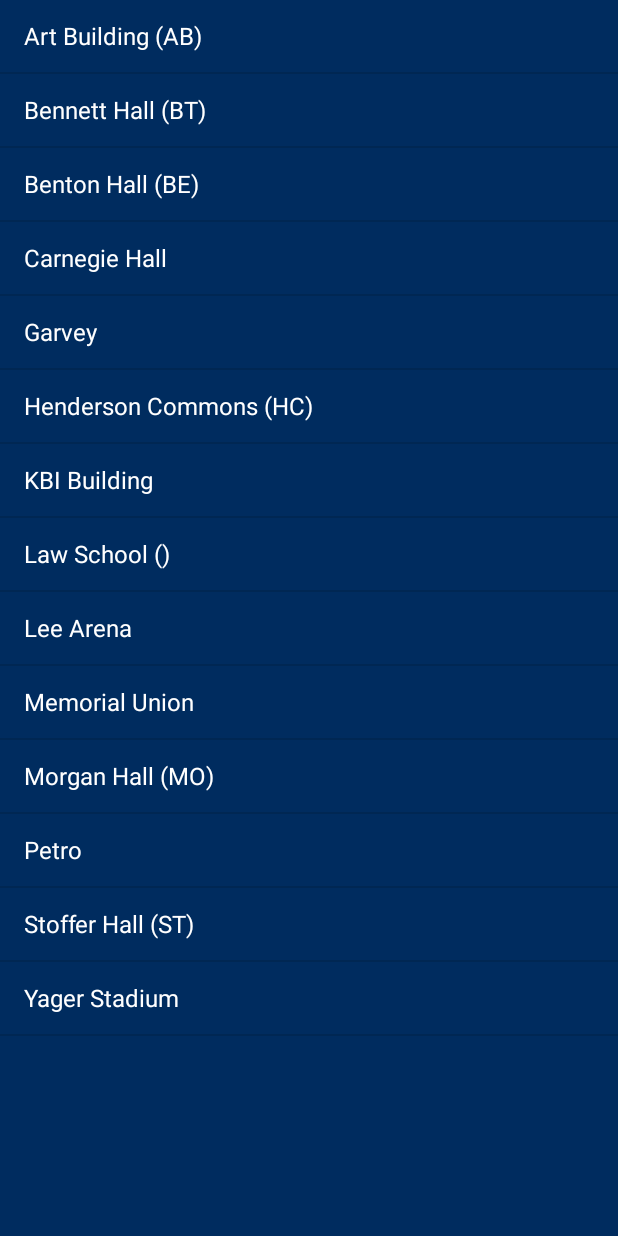
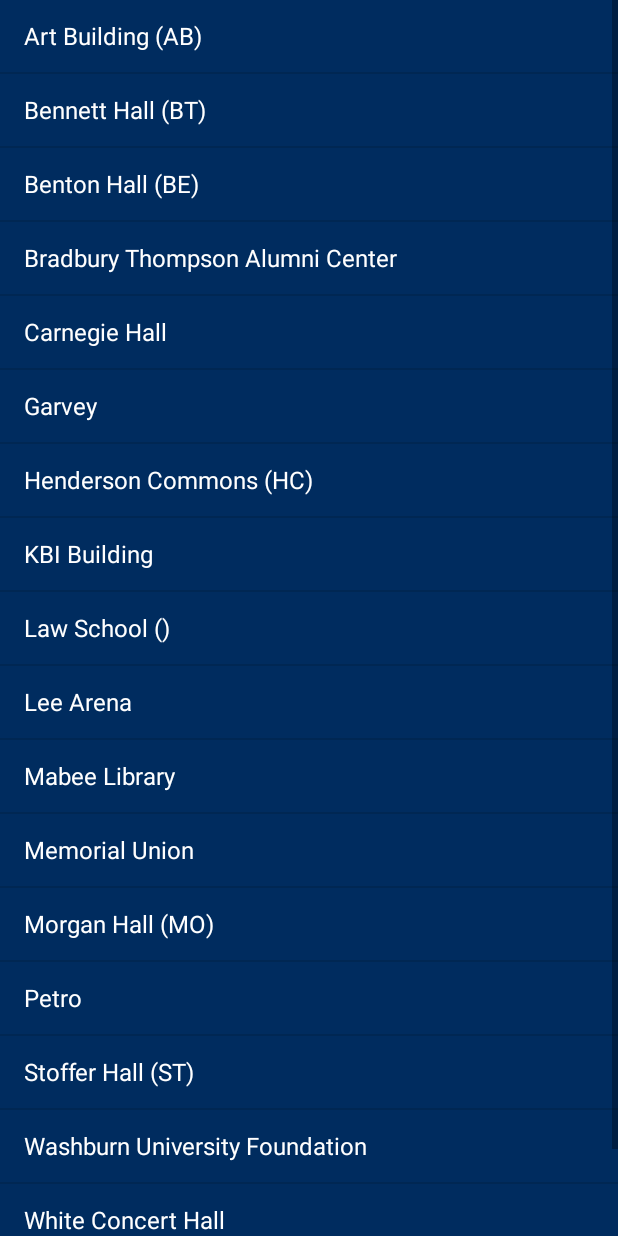
Before and after one commit to wuprog/WuMap, an Android app: the screen it shows after launch (MainActivity), after a tap on an icon or button, on a phone screen of 412 x 824 dp. Run offline under Robolectric (Android 15) with nearby library versions, the phone set to English and light mode, and no system bars.

Commit message:
Added the photo pull-in for the info frag. Need more content. Need to add removeAllFrags method for MainActivity.

```diff
--- a/app/src/main/java/com/example/zzmech/wumap/MainActivity.java
+++ b/app/src/main/java/com/example/zzmech/wumap/MainActivity.java
@@ -340,6 +340,7 @@ public class MainActivity extends Activity
                 return view;
             }
         });
+
 
         deptListView = new ListView(this);
         deptListView.setBackgroundColor(Color.parseColor("#002c5f"));
@@ -720,7 +721,7 @@ public class MainActivity extends Activity
                 }
             });
             paint1 = new Paint();
-            paint1.setColor(Color.RED);
+            paint1.setColor(Color.parseColor("#cc2255"));
             paint1.setStrokeWidth(2f);
             paint1.setStyle(Paint.Style.FILL);
             paint2 = new Paint();
--- a/app/src/main/res/values/strings.xml
+++ b/app/src/main/res/values/strings.xml
@@ -5,16 +5,20 @@
         <item>Art Building (AB)</item>
         <item>Bennett Hall (BT)</item>
         <item>Benton Hall (BE)</item>
+        <item>Bradbury Thompson Alumni Center</item>
         <item>Carnegie Hall</item>
         <item>Garvey</item>
         <item>Henderson Commons (HC)</item>
         <item>KBI Building</item>
         <item>Law School ()</item>
         <item>Lee Arena</item>
+        <item>Mabee Library</item>
         <item>Memorial Union</item>
         <item>Morgan Hall (MO)</item>
         <item>Petro</item>
         <item>Stoffer Hall (ST)</item>
+        <item>Washburn University Foundation</item>
+        <item>White Concert Hall</item>
         <item>Yager Stadium</item>
     </string-array>
     <string-array name="bldg_desc">
@@ -25,6 +29,9 @@
         <item>Benton Hall (BE) - Home to the School of Applied Studies which includes Criminal
             Justice and Social Work.
         </item>
+        <item>Bradbury Thompson Alumni Center - Located on Washburn’s campus off 17th and Jewell,
+            the Bradbury Thompson Alumni Center sits across the street from White Concert Hall and
+            Mulvane Art Museum. The facility is designed to serve the needs of alumni, the university and the Topeka community.</item>
         <item>Carnegie Hall -</item>
         <item>Garvey - Home of the Theatre and Music Departments.</item>
         <item>Henderson Commons (HC) - Home to the School of Business as well as History, Political
@@ -33,48 +40,90 @@
         <item>KBI Building - Kansas Bureau of Investigation</item>
         <item>Law Building - Home to the School of Law.</item>
         <item>Lee Arena -</item>
+        <item>Mabee Library - Mabee Library is located in the center of campus between
+            Moore Bowl/Yager Stadium and Henderson Learning Resources Center. The
+            ibrary was completed during the 1977-78 school year and named in honor of
+            J.E. and L.E. Mabee of Oklahoma. Before their deaths, Mr. and Mrs. Mabee
+            established a foundation to provide money for educational and religious
+            institutions in the Midwest region. Washburn University applied for and
+            received a grant from the Mabee Foundation to build a new library during
+            the rebuilding phase after the 1966 tornado, which destroyed numerous
+            buildings and damaged many others. - From: "A Brief History of the Washburn University Libraries" By Martha Imparato, University Archivist</item>
         <item>The Memorial Union - A great place to study or relax, and get some food.</item>
         <item>Morgan Hall (MO) - The home to Math and English as well as the president\'s office,
-            the various Dean\'s Offices, and many other administrative offices.
-        </item>
+            the various Dean\'s Offices, and many other administrative offices.</item>
         <item>Petro</item>
         <item>Stoffer Hall (ST) - Home to Biology, Chemistry, Computer Information Sciences and
-            Physics.
-        </item>
+            Physics.</item>
+        <item>Washburn University Foundation- Working collaboratively with Washburn
+            University, the Washburn University Foundation, as the designated alumni
+            relations, fundraising, and gift-stewardship organization for Washburn
+            University, is committed to leading and coordinating the efforts to expand
+            the University’s base of volunteer support and engagement and private
+            financial support.</item>
+        <item>White Concert Hall - </item>
         <item>Yager Stadium - The football and soccer fields.</item>
     </string-array>
     <string-array name="bldg_x">
         <item>.51904f</item>
         <item>.69328f</item>
         <item>.36358f</item>
+        <item>.32700f</item>
         <item>.67000f</item>
         <item>.46000f</item>
         <item>.37899f</item>
         <item>.88500f</item>
         <item>.17928f</item>
         <item>.75000f</item>
+        <item>.46400f</item>
         <item>.45270f</item>
         <item>.54290f</item>
         <item>.75500f</item>
         <item>.78308f</item>
+        <item>.04800f</item>
+        <item>.41000f</item>
         <item>.57900f</item>
     </string-array>
     <string-array name="bldg_y">
         <item>.61538f</item>
         <item>.20090f</item>
         <item>.38483f</item>
+        <item>.11600f</item>
         <item>.29000f</item>
         <item>.15000f</item>
         <item>.47031f</item>
         <item>.62000f</item>
         <item>.24490f</item>
         <item>.48000f</item>
+        <item>.45800f</item>
         <item>.28000f</item>
         <item>.18010f</item>
         <item>.40000f</item>
         <item>.16317f</item>
+        <item>.19000f</item>
+        <item>.12000f</item>
         <item>.48500f</item>
     </string-array>
+    <integer-array name="bldg_photos">
+        <item>@drawable/none</item>
+        <item>@drawable/none</item>
+        <item>@drawable/none</item>
+        <item>@drawable/bradbury</item>
+        <item>@drawable/none</item>
+        <item>@drawable/none</item>
+        <item>@drawable/none</item>
+        <item>@drawable/none</item>
+        <item>@drawable/none</item>
+        <item>@drawable/none</item>
+        <item>@drawable/mabee</item>
+        <item>@drawable/none</item>
+        <item>@drawable/none</item>
+        <item>@drawable/none</item>
+        <item>@drawable/stoffer</item>
+        <item>@drawable/foundation</item>
+        <item>@drawable/white</item>
+        <item>@drawable/none</item>
+    </integer-array>
     <string-array name="dept_names">
         <item>Allied Health</item>
         <item>Art (AR)</item>
```
Also changed, not shown: app/src/main/java/com/example/zzmech/wumap/InfoFrag.java (+22 -2 lines), app/src/main/res/layout/fragment_info.xml (+4 -4 lines).
